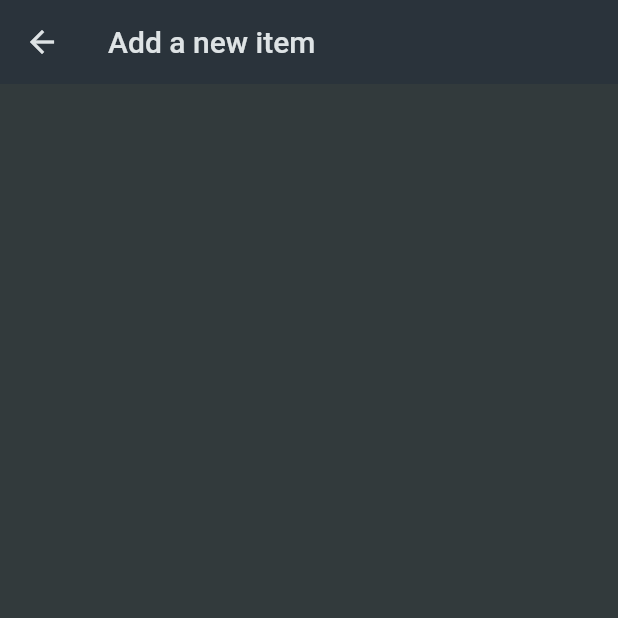
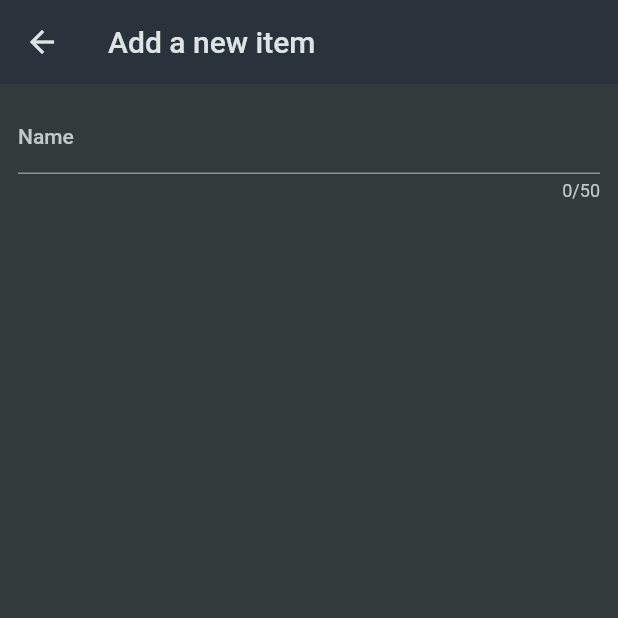
Before and after one commit to musamairshad/Shopping-List, a Flutter app: the NewItem screen opened directly, on a phone screen of 412 x 824 dp, the top half of it. Run offline on Flutter 3.47's test engine with Material 2 defaults, Android fonts, the phone set to English and light mode, and no system bars.

Commit message:
new_item.dart is modified.

```diff
--- a/lib/widgets/new_item.dart
+++ b/lib/widgets/new_item.dart
@@ -16,6 +16,24 @@ class _NewItemState extends State<NewItem> {
       appBar: AppBar(
         title: const Text('Add a new item'),
       ),
+      body: Padding(
+        padding: const EdgeInsets.all(12.0),
+        child: Form(
+          child: Column(
+            children: [
+              TextFormField(
+                maxLength: 50,
+                decoration: const InputDecoration(
+                  label: Text('Name'),
+                ),
+                validator: (value) {
+                  return 'Demo...';
+                },
+              ), // Instead of TextField()
+            ],
+          ),
+        ),
+      ),
     );
   }
 }
```
